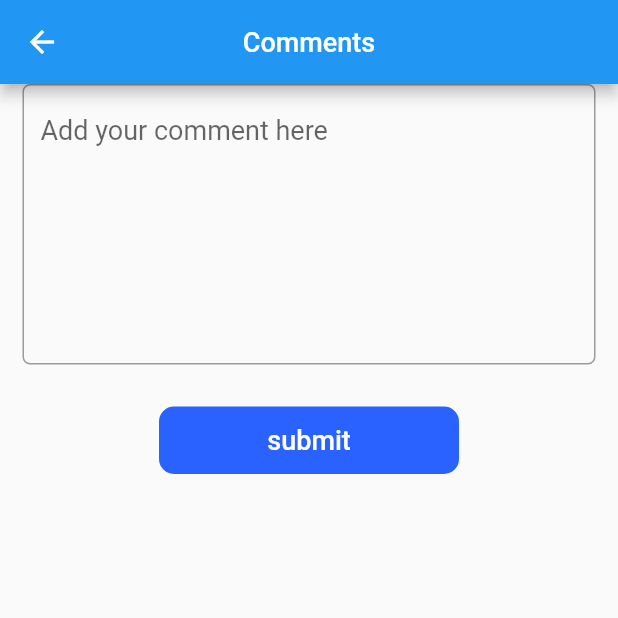
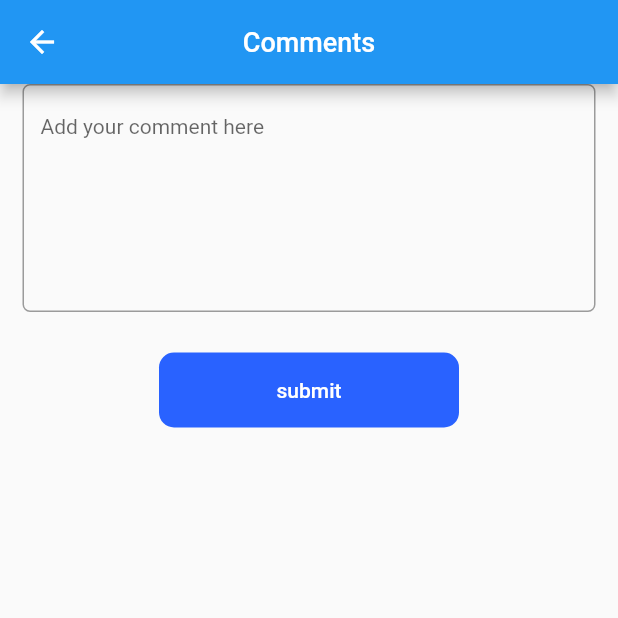
Before and after one commit to sahanakumari/api, a Flutter app: the CommentScreen screen opened directly, on a phone screen of 412 x 824 dp, the top half of it. Run offline on Flutter 3.47's test engine with Material 2 defaults, Android fonts, the phone set to English and light mode, and no system bars; our stand-ins replace fluttertoast, shared_preferences; accounts and stored records are empty; network calls fail.

Commit message:
5 screens

```diff
--- a/lib/CommentScreen.dart
+++ b/lib/CommentScreen.dart
@@ -1,6 +1,8 @@
 import 'dart:convert';
 
 import 'package:api/SinglePostFeed.dart';
+import 'package:api/model/User.dart';
+import 'package:flutter/cupertino.dart';
 import 'package:flutter/material.dart';
 import 'model/Comments.dart';
 
@@ -11,14 +13,9 @@ import 'MyDrawer.dart';
 
 
 class CommentScreen extends StatefulWidget {
-  // int userloginid;
-  // postfeed post;
-
+final User user;
   Comments comm;
-
-
-
-  CommentScreen({this.comm});
+  CommentScreen({this.comm, this.user,});
 
   @override
   _CommentScreen createState() => _CommentScreen();
@@ -26,7 +23,7 @@ class CommentScreen extends StatefulWidget {
 
 class _CommentScreen extends State<CommentScreen> {
 
-
+  TextEditingController textEditingController =new TextEditingController();
 
 
   // Future<CommentScreen> createComments(String name) async{
@@ -42,7 +39,7 @@ class _CommentScreen extends State<CommentScreen> {
   //   }else{
   //     logoutToast('Failed to comment... try again');
   //   }
-  // }
+  //  }
 
 
 
@@ -67,16 +64,16 @@ class _CommentScreen extends State<CommentScreen> {
                 padding: EdgeInsets.only(left: 15.0, right: 15.0, bottom: 8.0),
                 child: TextFormField(
                   keyboardType: TextInputType.multiline,
-                  maxLines: 7,
+                  maxLines: 7,controller: textEditingController,
                   textAlign: TextAlign.left,
                   //controller: titleController,
-                  style: TextStyle(fontSize: 18.0, color: Colors.black),
+                  style: TextStyle(fontSize: 14.0, color: Colors.black),
                   onChanged: (value) {},
                   decoration: InputDecoration(
                     //labelText: constantStrings.additional_comments,
                       hintText: "Add your comment here",
                       labelStyle:
-                      TextStyle(fontSize: 18.0, color: Colors.black),
+                      TextStyle(fontSize: 14.0, color: Colors.black),
                       border: OutlineInputBorder(
                         borderRadius: BorderRadius.circular(5.0),
                       )),
@@ -84,7 +81,7 @@ class _CommentScreen extends State<CommentScreen> {
               ),
 
               Padding(
-                  padding: EdgeInsets.only(top: 20.0),
+                  padding: EdgeInsets.only(top: 19.0),
                   child: Row(
                     mainAxisAlignment: MainAxisAlignment.spaceEvenly,
                     children: <Widget>[
@@ -95,13 +92,13 @@ class _CommentScreen extends State<CommentScreen> {
                           color: Colors.blueAccent[700],
                           clipBehavior: Clip.antiAlias, // Add This
                           child: SizedBox(
-                            height: 45,
+                            height: 50,
                             child: MaterialButton(
                               minWidth: 200.0,
                               child: new Text(
                                 "submit",
                                 style: new TextStyle(
-                                  fontSize: 18.0,
+                                  fontSize: 14.0,
                                   color: Colors.white,
                                 ),),
                               onPressed: () {
@@ -122,42 +119,57 @@ class _CommentScreen extends State<CommentScreen> {
   }
 
 
-    postComments() async {
-      final response = await http.post("http://jsonplaceholder.typicode.com/comments/");
-      if(response.statusCode == 201){
+  //   postComments() async {
+  //     final response = await http.post("http://jsonplaceholder.typicode.com/comments/");
+  //     if(response.statusCode == 201){
+  //       logoutToast('Sucessfully Commented');
+  //     }else{
+  //       logoutToast('Failed to comment... try again');
+  //     }
+  // }
+  //postComments() async {
+
+  // Future<List<Comments>> postComments() async {
+  //   final response = await http.post("http://jsonplaceholder.typicode.com/comments/");
+  //
+  //   if (response.statusCode == 201) {
+  //     List<dynamic> body = jsonDecode(response.body);
+  //
+  //     List<Comments> comms = body
+  //         .map(
+  //           (dynamic item) => Comments.fromJson(item),
+  //     )
+  //         .toList();
+  //
+  //     return comms;
+  //   } else {
+  //     throw "Can't  posts comments.";
+  //   }
+  // }
+  postComments() async {
+    Map data = {
+   // "postId": 1,users[i].id.toString()
+    "id":'${widget.user.id}',
+    "name": '${widget.user.name}',
+    "email": '${widget.user.email}',
+    "body": textEditingController.text
+    };
+
+    String body = json.encode(data);
+    http.Response response = await http.post(
+      'http://jsonplaceholder.typicode.com/comments/',
+      headers: {"Content-Type": "application/json"},
+      body: body,);
+        if(response.statusCode == 201)
+        {
         logoutToast('Sucessfully Commented');
-      }else{
+      }
+        else
+          {
         logoutToast('Failed to comment... try again');
       }
-  }
-  // postComments() async {
-  //   Map data = {
-  //   "postId": 1,
-  //   "id": 1,
-  //   "name": "id labore ex et quam laborum",
-  //   "email": "Eliseo@gardner.biz",
-  //   "body": "laudantium enim quasi est quidem magnam voluptate ipsam eos"};
-  //
-  //   String body = json.encode(data);
-  //
-  //   http.Response response = await http.post(
-  //     'http://jsonplaceholder.typicode.com/comments/',
-  //     headers: {"Content-Type": "application/json"},
-  //     body: body,
-  //       if(response.statusCode == 201)
-  //       {
-  //       logoutToast('Sucessfully Commented');
-  //     }
-  //       else
-  //         {
-  //       logoutToast('Failed to comment... try again');
-  //     }
-  //   }
-  //
-  // //   http.Response response = await http.post(
-  // //     url:'http://jsonplaceholder.typicode.com/comments/',
-  // //     headers: {"Content-Type": "application/json"},
-  // //     body: body);
-  // // }
+    }
+
+
 
 }
```
Also changed, not shown: lib/SinglePostFeed.dart (+7 -6 lines).
